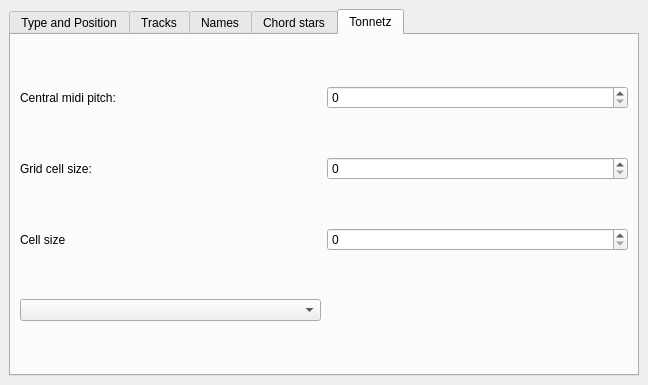
Old version of the form ui/chordlayersetup.ui in the repository lgmventura/MusicaVisual.
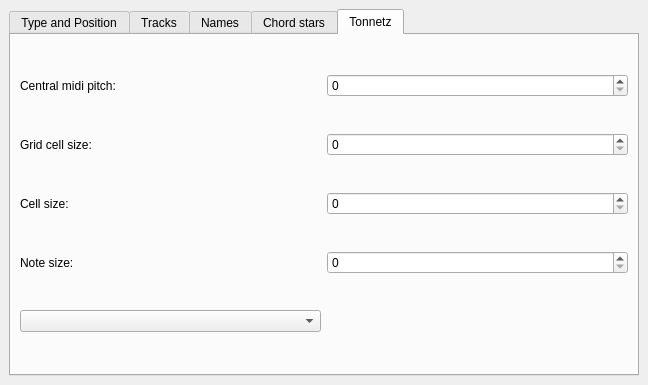
New version of the form.

Commit message: Rendering chord tonnetz - basic - not tested if the positions are according to [mathematically] expected. Central midi pitch adjustable (not tested yet), grid size, note size, grid cell size and grid spacing adjustable. Option to render circles or hexagons implemented. Grid size still not consistent to notes appearing (sometimes, notes appear outside of the grid). Rendering chord layers still needs a big efficiency review. Colours not implemented yet. Still no option to show note names on tonnetz grid.

```diff
--- a/ui/chordlayersetup.ui
+++ b/ui/chordlayersetup.ui
@@ -186,10 +186,13 @@
         <item row="2" column="0">
          <widget class="QLabel" name="lb_cellSize">
           <property name="text">
-           <string>Cell size</string>
+           <string>Cell size:</string>
           </property>
          </widget>
         </item>
+        <item row="0" column="1">
+         <widget class="QSpinBox" name="spb_centralMidiPitch"/>
+        </item>
         <item row="1" column="0">
          <widget class="QLabel" name="lb_gridCellSize">
           <property name="text">
@@ -200,15 +203,9 @@
         <item row="1" column="1">
          <widget class="QSpinBox" name="spb_gridCellSize"/>
         </item>
-        <item row="3" column="0">
+        <item row="4" column="0">
          <widget class="QComboBox" name="cmb_tonnetzShape"/>
         </item>
-        <item row="2" column="1">
-         <widget class="QSpinBox" name="spb_cellSize"/>
-        </item>
-        <item row="0" column="1">
-         <widget class="QSpinBox" name="spb_centralMidiPitch"/>
-        </item>
         <item row="0" column="0">
          <widget class="QLabel" name="lb_centralMidiPitch">
           <property name="text">
@@ -216,6 +213,19 @@
           </property>
          </widget>
         </item>
+        <item row="2" column="1">
+         <widget class="QSpinBox" name="spb_cellSize"/>
+        </item>
+        <item row="3" column="1">
+         <widget class="QSpinBox" name="spb_noteSize"/>
+        </item>
+        <item row="3" column="0">
+         <widget class="QLabel" name="label">
+          <property name="text">
+           <string>Note size:</string>
+          </property>
+         </widget>
+        </item>
        </layout>
       </widget>
      </widget>
```
The commit also changes 8 other files.
